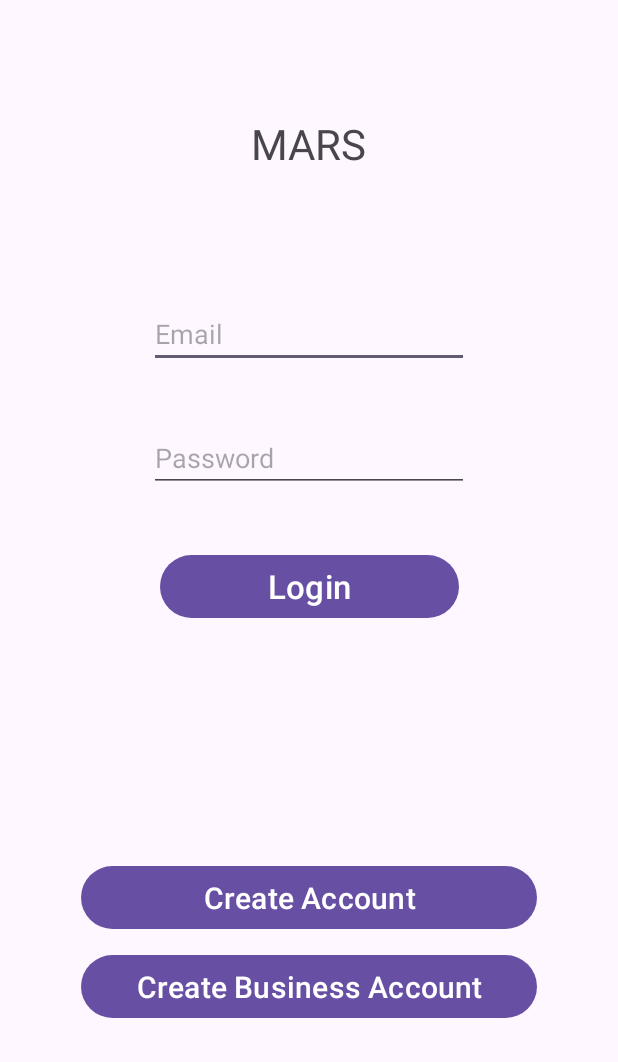
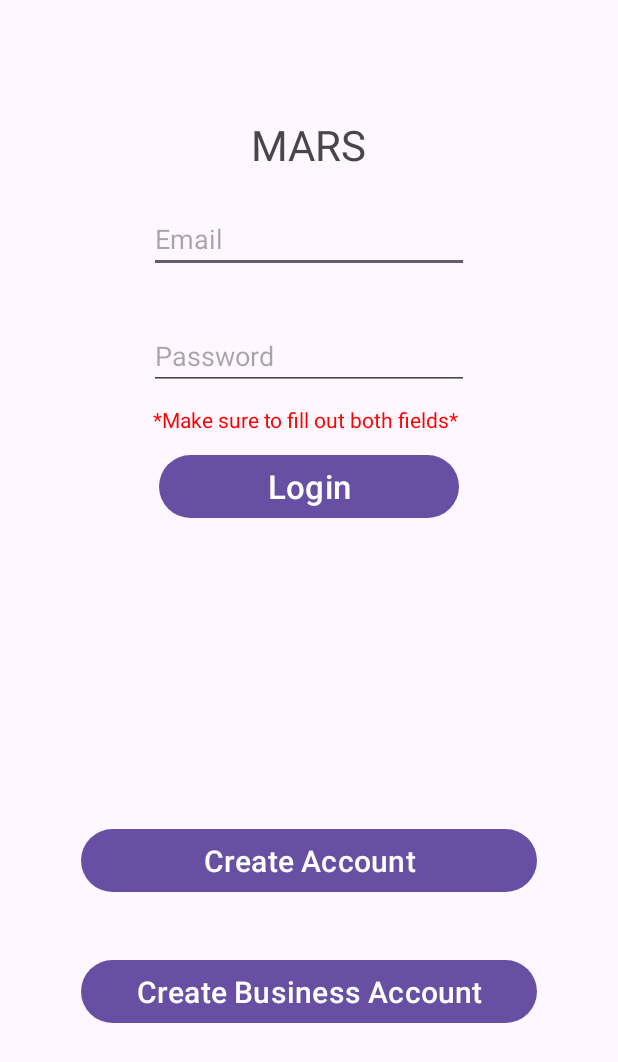
Before and after one commit to benmacleod24/cis-183-final, an Android app: the screen it shows after launch (MainActivity), after a tap on "Login", on a phone screen of 412 x 824 dp. Shown: the top 1062 px of the screen. Run offline under Robolectric (Android 15) with nearby library versions, the phone set to English and light mode, and no system bars.

Commit message:
Businesses can Log In (Session) - Error checking for log in (MainActivity) - Service Error Checking
-Businesses can log in -  session.login(business); Takes to business home page
-On log in page, person must fill out both email and password fields, and password must match. Otherwise, an error is thrown at them
-Business cannot create a service unless both fields are filled out, otherwise they'll get an error

```diff
--- a/Program_01/app/src/main/java/com/example/program_01/Controllers/Session.java
+++ b/Program_01/app/src/main/java/com/example/program_01/Controllers/Session.java
@@ -36,7 +36,7 @@ public class Session
         return user;
     }
 
-    public static  Business getBusiness()
+    public static Business getBusiness()
     {
         return business;
     }
--- a/Program_01/app/src/main/java/com/example/program_01/MainActivity.java
+++ b/Program_01/app/src/main/java/com/example/program_01/MainActivity.java
@@ -31,9 +31,8 @@ public class MainActivity extends AppCompatActivity
     Button btn_j_login;
     Button btn_j_createAccount;
     Button btn_j_createBusiness;
-    TextView tv_j_loginError;
-    TextView tv_j_emailError;
-    TextView tv_j_passwordError;
+    TextView tv_v_fieldsError;
+    TextView tv_v_loginError;
 
     //Database stuff
     Database database;
@@ -42,6 +41,7 @@ public class MainActivity extends AppCompatActivity
     Intent createBusinessIntent;
     Intent createUserIntent;
     Intent userHomeIntent;
+    Intent businessHomeIntent;
 
     //Array Stuff
     ArrayList<Business> listOfBusinesses;
@@ -61,9 +61,9 @@ public class MainActivity extends AppCompatActivity
         btn_j_login = findViewById(R.id.btn_v_login);
         btn_j_createAccount = findViewById(R.id.btn_v_createAccount);
         btn_j_createBusiness = findViewById(R.id.btn_v_createBusiness);
-        tv_j_emailError = findViewById(R.id.tv_v_emailError);
-        tv_j_passwordError = findViewById(R.id.tv_v_passwordError);
-        tv_j_loginError = findViewById(R.id.tv_v_loginError);
+        tv_v_fieldsError = findViewById(R.id.tv_v_fieldsError);
+        tv_v_loginError = findViewById(R.id.tv_v_loginError);
+
 
         // Setup the database
         database = new Database(this);
@@ -77,6 +77,7 @@ public class MainActivity extends AppCompatActivity
         createBusinessIntent = new Intent(MainActivity.this, CreateBusiness.class);
         createUserIntent = new Intent(MainActivity.this, CreateAccount.class);
         userHomeIntent = new Intent(MainActivity.this, UserHome.class);
+        businessHomeIntent = new Intent(MainActivity.this, businessHome.class);
 
         //Functions
         loginButtonEvent();
@@ -86,20 +87,29 @@ public class MainActivity extends AppCompatActivity
 
     public void loginButtonEvent()
     {
-        btn_j_login.setOnClickListener(v -> {
+        btn_j_login.setOnClickListener(v ->
+        {
             String email = et_j_email.getText().toString();
             String password = et_j_password.getText().toString();
+            tv_v_loginError.setVisibility(View.INVISIBLE);
 
             if (email.isEmpty() || password.isEmpty())
             {
                 // Tell the user to enter all fields.
+                tv_v_fieldsError.setVisibility(View.VISIBLE);
             }
+            else
+            {
+                tv_v_fieldsError.setVisibility(View.INVISIBLE);
 
                 // Get the account type.
                 String accountType = getEmailAccountType(email);
 
-            // User Account Type.
-            if (accountType.equals(Session.USER_TYPE))
+                if (accountType == null)
+                {
+                    tv_v_loginError.setVisibility(View.VISIBLE);
+                }
+                else if (accountType.equals(Session.USER_TYPE)) // User Account Type.
                 {
                     User user = usersDb.getUserByEmail(email);
 
@@ -109,12 +119,26 @@ public class MainActivity extends AppCompatActivity
                         Session.login(user);
                         startActivity(userHomeIntent);
                     }
+                    else //Not valid password. Show error
+                    {
+                        tv_v_loginError.setVisibility(View.VISIBLE);
+                    }
 
                 }
-            // Business Account Type.
-            else if (accountType.equals(Session.BUSINESS_TYPE))
+                else if (accountType.equals(Session.BUSINESS_TYPE)) // Business Account Type.
                 {
                     // Login Business.
+                    Business business = bizDb.getBusinessByEmail(email);
+                    if (business.isValidLogin(password))
+                    {
+                        Session.login(business);
+                        startActivity(businessHomeIntent);
+                    }
+                    else //Not valid password. Show error
+                    {
+                        tv_v_loginError.setVisibility(View.VISIBLE);
+                    }
+                }
             }
         });
     }
--- a/Program_01/app/src/main/res/layout/activity_main.xml
+++ b/Program_01/app/src/main/res/layout/activity_main.xml
@@ -7,37 +7,11 @@
     tools:context=".MainActivity">
 
     <TextView
-        android:id="@+id/tv_v_loginError"
-        android:layout_width="250dp"
-        android:layout_height="wrap_content"
-        android:layout_marginBottom="104dp"
-        android:text="*This account does not exits. Either the email or password is wrong*"
-        android:textAlignment="center"
-        android:textColor="#FF0000"
-        android:visibility="invisible"
-        app:layout_constraintBottom_toTopOf="@+id/btn_v_createAccount"
-        app:layout_constraintEnd_toEndOf="parent"
-        app:layout_constraintStart_toStartOf="parent"
-        app:layout_constraintTop_toBottomOf="@+id/btn_v_login" />
-
-    <TextView
-        android:id="@+id/tv_v_passwordError"
-        android:layout_width="wrap_content"
-        android:layout_height="wrap_content"
-        android:layout_marginStart="7dp"
-        android:text="*Password must be filled out*"
-        android:textColor="#FF0000"
-        android:visibility="invisible"
-        app:layout_constraintBottom_toTopOf="@+id/btn_v_login"
-        app:layout_constraintStart_toStartOf="@+id/btn_v_login"
-        app:layout_constraintTop_toBottomOf="@+id/et_v_password" />
-
-    <TextView
         android:id="@+id/textView2"
         android:layout_width="wrap_content"
         android:layout_height="wrap_content"
         android:layout_marginTop="67dp"
-        android:layout_marginBottom="76dp"
+        android:layout_marginBottom="11dp"
         android:text="MARS"
         android:textSize="28sp"
         app:layout_constraintBottom_toTopOf="@+id/et_v_email"
@@ -49,10 +23,11 @@
         android:id="@+id/et_v_email"
         android:layout_width="wrap_content"
         android:layout_height="wrap_content"
+        android:layout_marginBottom="22dp"
         android:ems="10"
         android:hint="Email"
         android:inputType="text"
-        app:layout_constraintBottom_toTopOf="@+id/tv_v_emailError"
+        app:layout_constraintBottom_toTopOf="@+id/et_v_password"
         app:layout_constraintEnd_toEndOf="parent"
         app:layout_constraintStart_toStartOf="parent"
         app:layout_constraintTop_toBottomOf="@+id/textView2" />
@@ -64,22 +39,20 @@
         android:ems="10"
         android:hint="Password"
         android:inputType="text"
-        app:layout_constraintBottom_toTopOf="@+id/tv_v_passwordError"
+        app:layout_constraintBottom_toTopOf="@+id/tv_v_fieldsError"
         app:layout_constraintStart_toStartOf="@+id/et_v_email"
-        app:layout_constraintTop_toBottomOf="@+id/tv_v_emailError" />
+        app:layout_constraintTop_toBottomOf="@+id/et_v_email" />
 
     <Button
         android:id="@+id/btn_v_login"
         android:layout_width="0dp"
         android:layout_height="50dp"
-        android:layout_marginStart="25dp"
-        android:layout_marginEnd="25dp"
         android:text="Login"
         android:textSize="22sp"
         app:layout_constraintBottom_toTopOf="@+id/tv_v_loginError"
         app:layout_constraintEnd_toEndOf="@+id/tv_v_loginError"
         app:layout_constraintStart_toStartOf="@+id/tv_v_loginError"
-        app:layout_constraintTop_toBottomOf="@+id/tv_v_passwordError" />
+        app:layout_constraintTop_toBottomOf="@+id/tv_v_fieldsError" />
 
     <Button
         android:id="@+id/btn_v_createAccount"
@@ -87,6 +60,7 @@
         android:layout_height="50dp"
         android:layout_marginStart="54dp"
         android:layout_marginEnd="54dp"
+        android:layout_marginBottom="27dp"
         android:text="Create Account"
         android:textSize="20sp"
         app:layout_constraintBottom_toTopOf="@+id/btn_v_createBusiness"
@@ -100,7 +74,7 @@
         android:layout_height="50dp"
         android:layout_marginStart="54dp"
         android:layout_marginEnd="54dp"
-        android:layout_marginBottom="132dp"
+        android:layout_marginBottom="128dp"
         android:text="Create Business Account"
         android:textSize="20sp"
         app:layout_constraintBottom_toBottomOf="parent"
@@ -109,14 +83,30 @@
         app:layout_constraintTop_toBottomOf="@+id/btn_v_createAccount" />
 
     <TextView
-        android:id="@+id/tv_v_emailError"
+        android:id="@+id/tv_v_loginError"
+        android:layout_width="200dp"
+        android:layout_height="wrap_content"
+        android:layout_marginBottom="143dp"
+        android:text="*Cannot login. Check email and password again*"
+        android:textAlignment="center"
+        android:textColor="#FF0000"
+        android:visibility="invisible"
+        app:layout_constraintBottom_toTopOf="@+id/btn_v_createAccount"
+        app:layout_constraintEnd_toEndOf="parent"
+        app:layout_constraintStart_toStartOf="parent"
+        app:layout_constraintTop_toBottomOf="@+id/btn_v_login" />
+
+    <TextView
+        android:id="@+id/tv_v_fieldsError"
         android:layout_width="wrap_content"
         android:layout_height="wrap_content"
-        android:layout_marginStart="25dp"
-        android:text="*Email must be filled out*"
+        android:layout_marginStart="2dp"
+        android:text="*Make sure to fill out both fields*"
+        android:textAlignment="center"
         android:textColor="#FF0000"
         android:visibility="invisible"
-        app:layout_constraintBottom_toTopOf="@+id/et_v_password"
-        app:layout_constraintStart_toStartOf="@+id/et_v_email"
-        app:layout_constraintTop_toBottomOf="@+id/et_v_email" />
+        app:layout_constraintBottom_toTopOf="@+id/btn_v_login"
+        app:layout_constraintStart_toStartOf="@+id/et_v_password"
+        app:layout_constraintTop_toBottomOf="@+id/et_v_password" />
+
 </androidx.constraintlayout.widget.ConstraintLayout>
```
Also changed, not shown: Program_01/app/src/main/java/com/example/program_01/Models/Business.java (+11 -0 lines), Program_01/app/src/main/java/com/example/program_01/createService.java (+18 -9 lines), Program_01/app/src/main/res/layout/activity_create_service.xml (+22 -9 lines). Lines whose indentation alone changed are shown as unchanged.
